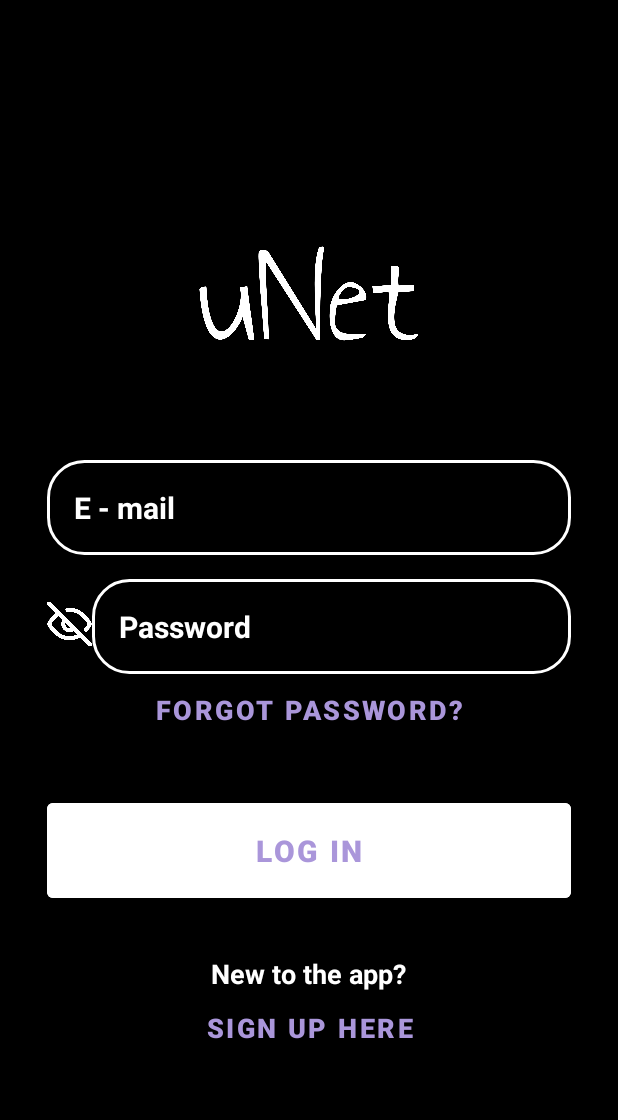
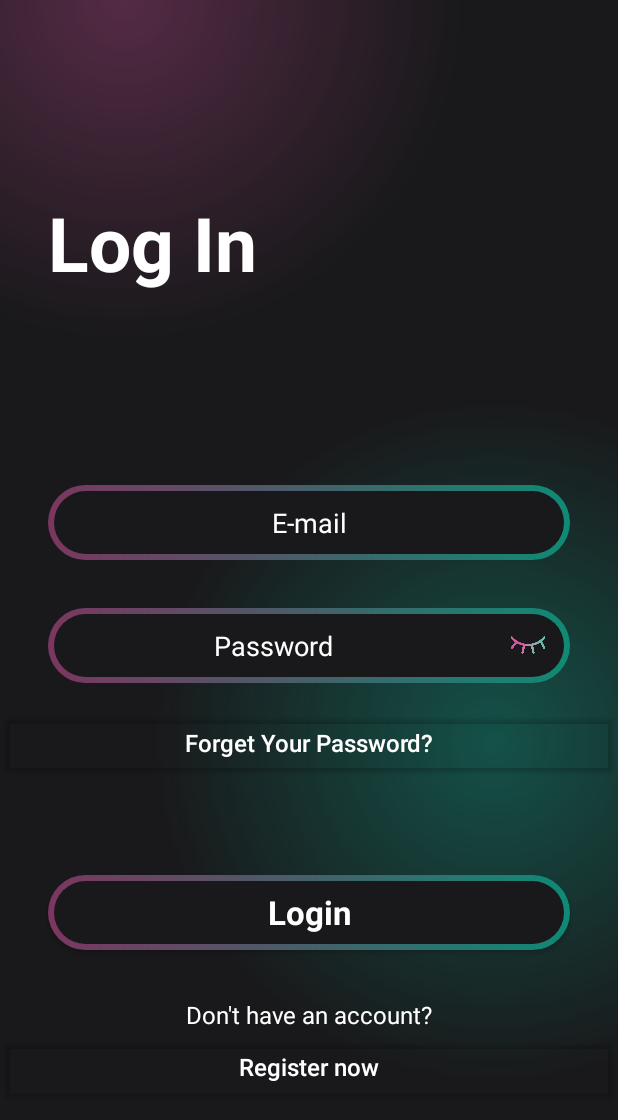
Before and after one commit to itzartbn/uNet, an Android app: the TeacherActivity screen opened directly, with no data from a screen before it, on a phone screen of 412 x 824 dp. Shown: the top 1120 px of the screen. Run offline under Robolectric (Android 15) with nearby library versions, the phone set to English and light mode, and no system bars; our stand-ins replace Firebase (no records; nobody signed in at launch, a user with empty details on screens opened directly).

Commit message:
Progressbar added to login pages

```diff
--- a/app/src/main/java/com/s22010536/mini_project/StudentActivity.java
+++ b/app/src/main/java/com/s22010536/mini_project/StudentActivity.java
@@ -44,7 +44,7 @@ public class StudentActivity extends AppCompatActivity {
 
         //password hiding eye
         ImageView imageViewShowHidePwd = findViewById(R.id.imageView_show_hide_pwd);
-        imageViewShowHidePwd.setImageResource(R.drawable.ic_hide_pwdw);
+        imageViewShowHidePwd.setImageResource(R.drawable.closedeye);
         imageViewShowHidePwd.setOnClickListener(new View.OnClickListener() {
             @Override
             public void onClick(View v) {
--- a/app/src/main/java/com/s22010536/mini_project/TeacherActivity.java
+++ b/app/src/main/java/com/s22010536/mini_project/TeacherActivity.java
@@ -44,19 +44,23 @@ public class TeacherActivity extends AppCompatActivity {
         progressBar = findViewById(R.id.loginProgress);
 
         ImageView imageViewShowHidePwd = findViewById(R.id.imageView_show_hide_pwd);
-        imageViewShowHidePwd.setImageResource(R.drawable.ic_hide_pwdw);
+        imageViewShowHidePwd.setImageResource(R.drawable.closedeye);
         imageViewShowHidePwd.setOnClickListener(new View.OnClickListener() {
             @Override
             public void onClick(View v) {
                 if(editTextLoginPwd.getTransformationMethod().equals(HideReturnsTransformationMethod.getInstance())){
+                    //if visible then hide it
                     editTextLoginPwd.setTransformationMethod(PasswordTransformationMethod.getInstance());
-                    imageViewShowHidePwd.setImageResource(R.drawable.ic_hide_pwdw);
+                    //change icon
+                    imageViewShowHidePwd.setImageResource(R.drawable.closedeye);
+
                 } else {
                     editTextLoginPwd.setTransformationMethod(HideReturnsTransformationMethod.getInstance());
-                    imageViewShowHidePwd.setImageResource(R.drawable.ic_show_pwdw);
+                    imageViewShowHidePwd.setImageResource(R.drawable.openedeye);
                 }
             }
         });
+
 
         Button btnreg = findViewById(R.id.newSignup);
         btnreg.setOnClickListener(new View.OnClickListener() {
--- /dev/null
+++ b/app/src/main/res/drawable/circular_progress_bar.xml
@@ -0,0 +1,16 @@
+<?xml version="1.0" encoding="utf-8"?>
+<shape xmlns:android="http://schemas.android.com/apk/res/android"
+    android:shape="ring"
+    android:useLevel="false"
+    android:innerRadiusRatio="3"
+    android:thicknessRatio="9">
+
+    <gradient
+        android:type="sweep"
+        android:useLevel="false"
+        android:startColor="#e45eb0"
+        android:endColor="#34e3c4"
+        android:angle="0" />
+
+    <corners android:radius="20dp"/>
+</shape>
--- /dev/null
+++ b/app/src/main/res/drawable/indeterminate_circular_progress.xml
@@ -0,0 +1,29 @@
+<?xml version="1.0" encoding="utf-8"?>
+<layer-list xmlns:android="http://schemas.android.com/apk/res/android">
+    <!-- Background circle -->
+    <item android:id="@android:id/background">
+        <shape android:shape="ring"
+            android:innerRadiusRatio="3"
+            android:thicknessRatio="9">
+            <solid android:color="@android:color/transparent"/>
+        </shape>
+    </item>
+    <!-- Progress circle -->
+    <item android:id="@android:id/progress">
+        <rotate
+            android:fromDegrees="0"
+            android:toDegrees="360"
+            android:duration="1000">
+        <shape android:shape="ring"
+            android:innerRadiusRatio="3"
+            android:thicknessRatio="9">
+            <gradient
+                android:type="sweep"
+                android:startColor="#e45eb0"
+                android:endColor="#34e3c4"
+                android:angle="0"/>
+            <corners android:radius="20dp"/>
+        </shape>
+        </rotate>
+    </item>
+</layer-list>
--- a/app/src/main/res/layout/activity_student_ativity.xml
+++ b/app/src/main/res/layout/activity_student_ativity.xml
@@ -136,4 +136,21 @@
 
         </LinearLayout>
     </ScrollView>
+
+    <ProgressBar
+        android:id="@+id/loginProgress"
+        style="@android:style/Widget.DeviceDefault.Light.ProgressBar.Large"
+        android:layout_width="50dp"
+        android:layout_height="50dp"
+        android:layout_gravity="center"
+        android:indeterminate="true"
+        android:indeterminateDrawable="@drawable/indeterminate_circular_progress"
+        android:layout_marginTop="32dp"
+        android:elevation="10dp"
+        app:layout_constraintTop_toTopOf="parent"
+        app:layout_constraintEnd_toEndOf="parent"
+        app:layout_constraintStart_toStartOf="parent"
+        app:layout_constraintBottom_toBottomOf="parent"
+        android:visibility="gone"
+        />
 </androidx.constraintlayout.widget.ConstraintLayout>
--- a/app/src/main/res/layout/activity_teacher.xml
+++ b/app/src/main/res/layout/activity_teacher.xml
@@ -1,137 +1,154 @@
 <?xml version="1.0" encoding="utf-8"?>
-<ScrollView xmlns:android="http://schemas.android.com/apk/res/android"
+<androidx.constraintlayout.widget.ConstraintLayout xmlns:android="http://schemas.android.com/apk/res/android"
     xmlns:app="http://schemas.android.com/apk/res-auto"
     xmlns:tools="http://schemas.android.com/tools"
     android:layout_width="match_parent"
     android:layout_height="match_parent"
-    android:background="@drawable/login_background"
-    tools:context=".MainActivity"
-    android:gravity="center"
-    android:padding="16dp">
+    android:background="@color/main_background"
+    tools:context=".StudentActivity">
 
-    <RelativeLayout
+
+    <ScrollView
         android:layout_width="match_parent"
-        android:layout_height="wrap_content"
-        android:gravity="center"
-        android:padding="15dp"
-        android:layout_gravity="center">
+        android:layout_height="match_parent"
+        android:background="@drawable/gradient_color_background"
+        app:layout_constraintBottom_toBottomOf="parent"
+        app:layout_constraintEnd_toEndOf="parent"
+        app:layout_constraintStart_toStartOf="parent"
+        app:layout_constraintTop_toTopOf="parent">
 
-        <ImageView
-            android:layout_width="160dp"
-            android:layout_height="160dp"
-            android:src="@drawable/logo2"
-            android:id="@+id/log_imag"
-            android:layout_alignParentTop="true"
-            android:layout_centerHorizontal="true"
-            />
-
-        <EditText
+        <LinearLayout
             android:layout_width="match_parent"
             android:layout_height="wrap_content"
-            android:layout_marginTop="32dp"
-            android:hint="E - mail"
-            android:textColor="@color/white"
-            android:textColorHint="@color/white"
-            android:textSize="20sp"
-            android:textStyle="bold"
-            android:background="@drawable/rounded_corner"
-            android:padding="18dp"
-            android:inputType="text"
-            android:id="@+id/login_mail"
-            android:layout_below="@+id/log_imag"
-            />
+            android:orientation="vertical" >
 
-        <ImageView
-            android:layout_width="30dp"
-            android:layout_height="32dp"
-            android:id="@+id/imageView_show_hide_pwd"
-            android:layout_below="@id/login_mail"
-            android:layout_marginTop="30dp"
-            />
+            <TextView
+                android:id="@+id/textView2"
+                android:layout_width="match_parent"
+                android:layout_height="wrap_content"
+                android:text="Log In"
+                android:textColor="@color/white"
+                android:layout_marginStart="32dp"
+                android:layout_marginTop="128dp"
+                android:textSize="50sp"
+                android:textStyle="bold"/>
 
-        <EditText
-            android:layout_width="match_parent"
-            android:layout_height="wrap_content"
-            android:layout_marginTop="16dp"
-            android:hint="Password"
-            android:textColor="@color/white"
-            android:textColorHint="@color/white"
-            android:textSize="20sp"
-            android:layout_marginStart="30dp"
-            android:textStyle="bold"
-            android:background="@drawable/rounded_corner"
-            android:padding="18dp"
-            android:inputType="textPassword"
-            android:id="@+id/login_password"
-            android:layout_below="@+id/login_mail"/>
-
-        <Button
-            android:layout_width="match_parent"
-            android:layout_height="wrap_content"
-            android:text="Forgot Password?"
-            android:backgroundTint="@color/black"
-            android:textColor="#AA96DA"
-            android:textStyle="bold"
-            android:padding="0dp"
-            android:layout_marginTop="0dp"
-            android:textSize="18sp"
-            android:id="@+id/login_forgotPassword"
-            android:layout_below="@id/login_password"/>
+            <EditText
+                android:id="@+id/login_mail"
+                android:layout_width="match_parent"
+                android:layout_height="50dp"
+                android:layout_marginTop="128dp"
+                android:layout_marginBottom="16dp"
+                android:layout_marginStart="32dp"
+                android:layout_marginEnd="32dp"
+                android:hint="E-mail"
+                android:textAlignment="center"
+                android:ems="10"
+                android:inputType="text"
+                android:textColor="@color/white"
+                android:textColorHint="@color/white"
+                android:background="@drawable/btn_baclground"
+                />
 
 
+            <RelativeLayout
+                android:layout_width="match_parent"
+                android:layout_height="wrap_content"
+                android:layout_marginStart="32dp"
+                android:layout_marginEnd="32dp">
 
+                <EditText
+                    android:id="@+id/login_password"
+                    android:layout_width="match_parent"
+                    android:layout_height="50dp"
+                    android:layout_marginTop="16dp"
+                    android:layout_marginBottom="16dp"
+                    android:background="@drawable/btn_baclground"
+                    android:ems="10"
+                    android:hint="Password"
+                    android:inputType="textPassword"
+                    android:textAlignment="center"
+                    android:textColor="@color/white"
+                    android:textColorHint="@color/white"
+                    android:paddingEnd="48dp"/>
 
+                <com.google.android.material.imageview.ShapeableImageView
+                    android:id="@+id/imageView_show_hide_pwd"
+                    android:layout_width="25dp"
+                    android:layout_height="28dp"
+                    android:layout_alignParentEnd="true"
+                    android:layout_centerVertical="true"
+                    android:layout_marginEnd="15dp"
 
+                    />
+            </RelativeLayout>
 
-        <Button
-            android:layout_width="match_parent"
-            android:layout_height="wrap_content"
-            android:text="Log in"
-            android:backgroundTint="@color/white"
-            android:textColor="#AA96DA"
-            android:textStyle="bold"
-            android:padding="18dp"
-            android:layout_marginTop="32dp"
-            android:textSize="20sp"
-            android:id="@+id/login_btn"
-            android:layout_below="@+id/login_forgotPassword"/>
+            <androidx.appcompat.widget.AppCompatButton
+                android:layout_width="match_parent"
+                android:layout_height="wrap_content"
+                android:text="Forget Your Password?"
+                android:backgroundTint="@android:color/transparent"
+                android:textColor="@color/white"
+                android:padding="0dp"
+                android:layout_marginTop="0dp"
+                android:textSize="16sp"
+                android:id="@+id/login_forgotPassword"
+                android:textAllCaps="false"
+                />
 
-        <TextView
-            android:layout_width="wrap_content"
-            android:layout_height="wrap_content"
-            android:text="New to the app?"
-            android:textSize="18sp"
-            android:textColor="@color/white"
-            android:textStyle="bold"
-            android:id="@+id/new_to_app"
-            android:layout_marginTop="32dp"
-            android:layout_below="@id/login_btn"
-            android:layout_centerHorizontal="true"
-            android:textAlignment="center"/>
+            <androidx.appcompat.widget.AppCompatButton
+                android:id="@+id/login_btn"
+                style="@android:style/Widget.Button"
+                android:background="@drawable/btn_baclground"
+                android:layout_marginTop="64dp"
+                android:layout_marginStart="32dp"
+                android:layout_marginEnd="32dp"
+                android:layout_width="match_parent"
+                android:layout_height="50dp"
+                android:text="Login"
+                android:textSize="22sp"
+                android:textStyle="bold"
+                android:textColor="@color/white"
+                />
 
-        <Button
-            android:layout_width="match_parent"
-            android:layout_height="wrap_content"
-            android:text="Sign up here"
-            android:backgroundTint="@color/black"
-            android:textColor="#AA96DA"
-            android:textStyle="bold"
-            android:padding="0dp"
-            android:layout_marginTop="0dp"
-            android:textSize="18sp"
-            android:id="@+id/newSignup"
-            android:layout_below="@id/new_to_app"/>
+            <TextView
+                android:layout_width="match_parent"
+                android:layout_height="wrap_content"
+                android:text="Don't have an account?"
+                android:textAlignment="center"
+                android:textColor="@color/white"
+                android:layout_marginTop="32dp"
+                android:textSize="16sp"
+                />
 
-        <ProgressBar
-            android:layout_width="wrap_content"
-            android:layout_height="wrap_content"
-            android:layout_centerVertical="true"
-            android:layout_centerHorizontal="true"
-            android:id="@+id/loginProgress"
-            android:visibility="gone"/>
+            <androidx.appcompat.widget.AppCompatButton
+                android:layout_width="match_parent"
+                android:layout_height="wrap_content"
+                android:text="Register now"
+                android:backgroundTint="@android:color/transparent"
+                android:textColor="@color/white"
+                android:padding="0dp"
+                android:layout_marginTop="0dp"
+                android:textSize="16sp"
+                android:id="@+id/newSignup"
+                android:textAllCaps="false"
+                />
 
-
-
-    </RelativeLayout>
-
-</ScrollView>
+        </LinearLayout>
+    </ScrollView>
+    <ProgressBar
+        android:id="@+id/loginProgress"
+        style="@android:style/Widget.DeviceDefault.Light.ProgressBar.Large"
+        android:layout_width="50dp"
+        android:layout_height="50dp"
+        android:layout_gravity="center"
+        android:indeterminate="true"
+        android:indeterminateDrawable="@drawable/indeterminate_circular_progress"
+        android:layout_marginTop="32dp"
+        app:layout_constraintTop_toTopOf="parent"
+        app:layout_constraintEnd_toEndOf="parent"
+        app:layout_constraintStart_toStartOf="parent"
+        app:layout_constraintBottom_toBottomOf="parent"
+        android:visibility="gone"
+        />
+</androidx.constraintlayout.widget.ConstraintLayout>
```
Also changed, not shown: app/src/main/res/anim/progress_rotate.xml (added, +9 -0 lines).
